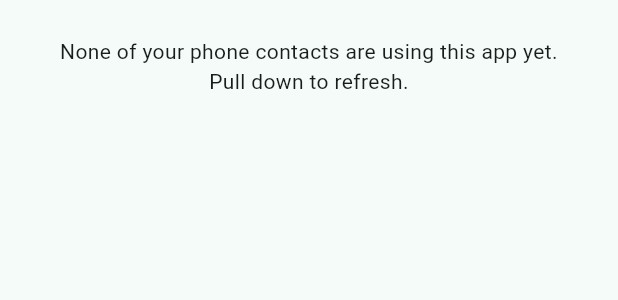
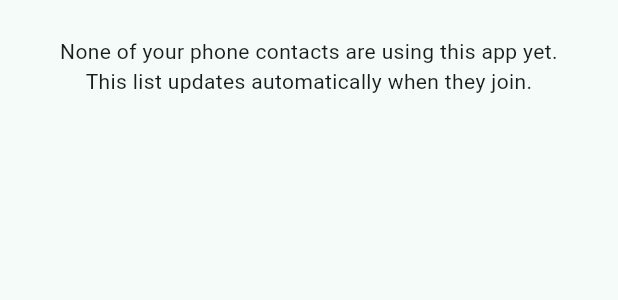
Before and after one commit to qriazahmed5-prog/may31-app, a Flutter app: the ChatsTabContent widget shown alone on an empty page, opened directly, on a phone screen of 412 x 824 dp. Shown: the top 300 px of the screen. Run offline on Flutter 3.47's test engine with Material 3 defaults, Android fonts, the phone set to English and light mode, and no system bars; our stand-ins replace audioplayers, emoji_picker_flutter, file_picker, firebase_auth, firebase_core, firebase_database and 5 more; missing offline and left inert: flutter_webrtc, record; accounts and stored records are empty.

Commit message:
Update main.dart

```diff
--- a/lib/main.dart
+++ b/lib/main.dart
@@ -81,10 +81,9 @@ String generateInviteCode() {
   return List.generate(6, (_) => chars[rnd.nextInt(chars.length)]).join();
 }
 
-Future<List<Map<String, dynamic>>> getMatchedAppUsers(String currentUid) async {
+Future<Set<String>> getMyContactNumbers() async {
   bool granted = await FlutterContacts.requestPermission();
-  if (!granted) return [];
-
+  if (!granted) return {};
   List<Contact> contacts = await FlutterContacts.getContacts(withProperties: true);
   Set<String> contactNumbers = {};
   for (var c in contacts) {
@@ -92,6 +91,12 @@ Future<List<Map<String, dynamic>>> getMatchedAppUsers(String currentUid) async {
       contactNumbers.add(normalizePhone(p.number));
     }
   }
+  return contactNumbers;
+}
+
+Future<List<Map<String, dynamic>>> getMatchedAppUsers(String currentUid) async {
+  final contactNumbers = await getMyContactNumbers();
+  if (contactNumbers.isEmpty) return [];
 
   final dbRef = FirebaseDatabase.instance.ref();
   final snapshot = await dbRef.child('users').get();
@@ -482,7 +487,7 @@ class SettingsScreen extends StatelessWidget {
   }
 }
 
-// ---------------- Chats Tab ----------------
+// ---------------- Chats Tab (Real-time contacts refresh) ----------------
 class ChatsTabContent extends StatefulWidget {
   const ChatsTabContent({super.key});
 
@@ -493,32 +498,38 @@ class ChatsTabContent extends StatefulWidget {
 class _ChatsTabContentState extends State<ChatsTabContent> {
   final currentUid = FirebaseAuth.instance.currentUser?.uid ?? '';
   final dbRef = FirebaseDatabase.instance.ref();
-  bool _loading = true;
-  List<Map<String, dynamic>> _matchedUsers = [];
+  bool _loadingContacts = true;
+  Set<String> _myContactNumbers = {};
   Set<String> _hiddenChats = {};
+  StreamSubscription? _hiddenSub;
 
   @override
   void initState() {
     super.initState();
-    _load();
-  }
-
-  Future<void> _load() async {
-    setState(() => _loading = true);
-    final users = await getMatchedAppUsers(currentUid);
-    final hiddenSnap = await dbRef.child('users').child(currentUid).child('hiddenChats').get();
-    Set<String> hidden = {};
-    if (hiddenSnap.exists && hiddenSnap.value != null) {
-      Map<dynamic, dynamic> map = hiddenSnap.value as Map<dynamic, dynamic>;
-      hidden = map.keys.map((e) => e.toString()).toSet();
-    }
+    _loadContacts();
+    _listenHiddenChats();
+  }
+
+  Future<void> _loadContacts() async {
+    setState(() => _loadingContacts = true);
+    final numbers = await getMyContactNumbers();
     if (mounted) {
       setState(() {
-        _matchedUsers = users;
-        _hiddenChats = hidden;
-        _loading = false;
-      });
-    }
+        _myContactNumbers = numbers;
+        _loadingContacts = false;
+      });
+    }
+  }
+
+  void _listenHiddenChats() {
+    _hiddenSub = dbRef.child('users').child(currentUid).child('hiddenChats').onValue.listen((event) {
+      Set<String> hidden = {};
+      if (event.snapshot.value != null) {
+        Map<dynamic, dynamic> map = event.snapshot.value as Map<dynamic, dynamic>;
+        hidden = map.keys.map((e) => e.toString()).toSet();
+      }
+      if (mounted) setState(() => _hiddenChats = hidden);
+    });
   }
 
   String _chatIdFor(String peerUid) {
@@ -530,26 +541,53 @@ class _ChatsTabContentState extends State<ChatsTabContent> {
   Future<void> _deleteChat(String peerUid) async {
     final chatId = _chatIdFor(peerUid);
     await dbRef.child('users').child(currentUid).child('hiddenChats').child(chatId).set(true);
-    setState(() {
-      _hiddenChats.add(chatId);
-    });
+  }
+
+  @override
+  void dispose() {
+    _hiddenSub?.cancel();
+    super.dispose();
   }
 
   @override
   Widget build(BuildContext context) {
-    if (_loading) return const Center(child: CircularProgressIndicator());
-    final visibleUsers = _matchedUsers
+    if (_loadingContacts) return const Center(child: CircularProgressIndicator());
+
+    // Real-time listen to all app users, filter against cached contact numbers.
+    // This means a newly-registered contact appears automatically without manual refresh.
+    return StreamBuilder(
+      stream: dbRef.child('users').onValue,
+      builder: (context, AsyncSnapshot<DatabaseEvent> snapshot) {
+        List<Map<String, dynamic>> matchedUsers = [];
+        if (snapshot.hasData && snapshot.data!.snapshot.value != null) {
+          Map<dynamic, dynamic> map = snapshot.data!.snapshot.value as Map<dynamic, dynamic>;
+          for (var entry in map.values) {
+            final user = entry as Map<dynamic, dynamic>;
+            if (user['uid'] == currentUid) continue;
+            final userPhone = user['phone'] ?? '';
+            if (_myContactNumbers.contains(normalizePhone(userPhone))) {
+              matchedUsers.add({
+                'uid': user['uid'],
+                'phone': user['phone'] ?? 'Unknown',
+                'photo': user['photo'],
+              });
+            }
+          }
+        }
+
+        final visibleUsers = matchedUsers
             .where((u) => !_hiddenChats.contains(_chatIdFor(u['uid'])))
             .toList();
+
         return RefreshIndicator(
-      onRefresh: _load,
+          onRefresh: _loadContacts,
           child: visibleUsers.isEmpty
               ? ListView(
                   children: const [
                     Padding(
                       padding: EdgeInsets.all(24.0),
                       child: Text(
-                    'None of your phone contacts are using this app yet.\nPull down to refresh.',
+                        'None of your phone contacts are using this app yet.\nThis list updates automatically when they join.',
                         textAlign: TextAlign.center,
                       ),
                     ),
@@ -602,12 +640,14 @@ class _ChatsTabContentState extends State<ChatsTabContent> {
                                 peerName: user['phone'] ?? 'Unknown',
                               ),
                             ),
-                      ).then((_) => _load());
-                    },
-                  ),
-                );
-              },
-            ),
+                          );
+                        },
+                      ),
+                    );
+                  },
+                ),
+        );
+      },
     );
   }
 }
@@ -1110,12 +1150,10 @@ class _GroupChatScreenState extends State<GroupChatScreen> {
   String? _replyToText;
   String? _replyToSender;
 
-  // ---- P2P mesh for media sharing ----
   final Map<String, RTCPeerConnection> _peerConns = {};
   final Map<String, RTCDataChannel> _dataChannels = {};
   final Map<String, bool> _channelReady = {};
   StreamSubscription? _presenceSub;
-  StreamSubscription? _membersSub;
   Set<String> _presentMembers = {};
   List<String> _allMemberUids = [];
 
@@ -1130,19 +1168,16 @@ class _GroupChatScreenState extends State<GroupChatScreen> {
   }
 
   void _setupPresenceAndMesh() async {
-    // Mark self as present in this group chat
     final presenceRef = _dbRef.child('groups').child(widget.groupId).child('presence').child(currentUid);
     await presenceRef.set(true);
     presenceRef.onDisconnect().remove();
 
-    // Load member list once
     final groupSnap = await _dbRef.child('groups').child(widget.groupId).child('members').get();
     if (groupSnap.exists && groupSnap.value != null) {
       Map<dynamic, dynamic> map = groupSnap.value as Map<dynamic, dynamic>;
       _allMemberUids = map.keys.map((e) => e.toString()).where((u) => u != currentUid).toList();
     }
 
-    // Listen for who else is currently present -> establish P2P connection with them
     _presenceSub = _dbRef
         .child('groups')
         .child(widget.groupId)
@@ -1160,8 +1195,6 @@ class _GroupChatScreenState extends State<GroupChatScreen> {
       }
       _presentMembers = present;
     });
-
-    _listenForNewMessages();
   }
 
   void _connectToPeer(String peerUid) async {
@@ -1546,12 +1579,6 @@ class _GroupChatScreenState extends State<GroupChatScreen> {
     );
   }
 
-  void _listenForNewMessages() {
-    _dbRef.child('groups').child(widget.groupId).child('messages').onValue.listen((event) {
-      // handled via StreamBuilder in build(); this listener only tracks count for notification sound
-    });
-  }
-
   Widget _buildReplyPreviewInBubble(Map item) {
     if (item['replyToText'] == null) return const SizedBox.shrink();
     return Container(
@@ -1698,7 +1725,6 @@ class _GroupChatScreenState extends State<GroupChatScreen> {
   @override
   void dispose() {
     _presenceSub?.cancel();
-    _membersSub?.cancel();
     _dbRef.child('groups').child(widget.groupId).child('presence').child(currentUid).remove();
     for (var conn in _peerConns.values) {
       conn.close();
@@ -2349,7 +2375,7 @@ class AboutScreen extends StatelessWidget {
   }
 }
 
-// ---------------- Private Chat Screen (1-on-1) ----------------
+// ---------------- Private Chat Screen (1-on-1, with message search) ----------------
 class ChatScreen extends StatefulWidget {
   final String peerUid;
   final String peerName;
@@ -2363,6 +2389,7 @@ class _ChatScreenState extends State<ChatScreen> with WidgetsBindingObserver {
   final String currentUid = FirebaseAuth.instance.currentUser?.uid ?? '';
   final DatabaseReference _dbRef = FirebaseDatabase.instance.ref();
   final TextEditingController _msgController = TextEditingController();
+  final TextEditingController _searchController = TextEditingController();
   final AudioPlayer _notifPlayer = AudioPlayer();
   late String chatId;
   int _lastMessageCount = 0;
@@ -2371,6 +2398,8 @@ class _ChatScreenState extends State<ChatScreen> with WidgetsBindingObserver {
   bool _peerTyping = false;
   bool _iBlockedPeer = false;
   bool _checkedBlockStatus = false;
+  bool _showSearch = false;
+  String _searchQuery = '';
 
   String? _replyToId;
   String? _replyToText;
@@ -3128,6 +3157,7 @@ class _ChatScreenState extends State<ChatScreen> with WidgetsBindingObserver {
     _fileChannel?.close();
     _fileConn?.close();
     _audioRecorder.dispose();
+    _searchController.dispose();
     super.dispose();
   }
 
@@ -3135,7 +3165,19 @@ class _ChatScreenState extends State<ChatScreen> with WidgetsBindingObserver {
   Widget build(BuildContext context) {
     return Scaffold(
       appBar: AppBar(
-        title: Column(
+        title: _showSearch
+            ? TextField(
+                controller: _searchController,
+                autofocus: true,
+                style: const TextStyle(color: Colors.white),
+                decoration: const InputDecoration(
+                  hintText: 'Search messages...',
+                  hintStyle: TextStyle(color: Colors.white70),
+                  border: InputBorder.none,
+                ),
+                onChanged: (val) => setState(() => _searchQuery = val.toLowerCase()),
+              )
+            : Column(
                 crossAxisAlignment: CrossAxisAlignment.start,
                 mainAxisSize: MainAxisSize.min,
                 children: [
@@ -3147,6 +3189,19 @@ class _ChatScreenState extends State<ChatScreen> with WidgetsBindingObserver {
               ),
         actions: [
           IconButton(
+            icon: Icon(_showSearch ? Icons.close : Icons.search),
+            onPressed: () {
+              setState(() {
+                _showSearch = !_showSearch;
+                if (!_showSearch) {
+                  _searchController.clear();
+                  _searchQuery = '';
+                }
+              });
+            },
+          ),
+          if (!_showSearch) ...[
+            IconButton(
               icon: const Icon(Icons.call),
               onPressed: () => _startCall(false),
             ),
@@ -3166,6 +3221,7 @@ class _ChatScreenState extends State<ChatScreen> with WidgetsBindingObserver {
                   ),
                 ],
               ),
+          ],
         ],
       ),
       body: Column(
@@ -3199,23 +3255,31 @@ class _ChatScreenState extends State<ChatScreen> with WidgetsBindingObserver {
                 if (snapshot.hasData && snapshot.data!.snapshot.value != null) {
                   Map<dynamic, dynamic> map =
                       snapshot.data!.snapshot.value as Map<dynamic, dynamic>;
-                  List<MapEntry<dynamic, dynamic>> entries = map.entries.toList();
-                  entries.sort((a, b) => (a.value['timestamp'] ?? 0)
-                      .compareTo(b.value['timestamp'] ?? 0));
-
-                  entries = entries.where((e) {
-                    final deletedFor = e.value['deletedFor'] as Map<dynamic, dynamic>?;
-                    return deletedFor == null || deletedFor[currentUid] != true;
+                  List<dynamic> list = map.values.toList();
+                  list.sort((a, b) =>
+                      (a['timestamp'] ?? 0).compareTo(b['timestamp'] ?? 0));
+
+                  if (_searchQuery.isNotEmpty) {
+                    list = list.where((item) {
+                      final type = item['type'] ?? 'text';
+                      if (type == 'text') {
+                        return (item['text'] ?? '').toString().toLowerCase().contains(_searchQuery);
+                      }
+                      return (item['fileName'] ?? '').toString().toLowerCase().contains(_searchQuery);
                     }).toList();
+                  }
+
+                  if (list.isEmpty && _searchQuery.isNotEmpty) {
+                    return const Center(child: Text('No messages match your search'));
+                  }
 
                   return ListView.builder(
-                    itemCount: entries.length,
+                    itemCount: list.length,
                     itemBuilder: (context, index) {
-                      var key = entries[index].key.toString();
-                      var item = entries[index].value;
+                      var item = list[index];
                       bool isMe = item['sender'] == currentUid;
                       return GestureDetector(
-                        onLongPress: () => _showMessageOptions(key, item),
+                        onLongPress: () => _setReply(item),
                         child: Align(
                           alignment:
                               isMe ? Alignment.centerRight : Alignment.centerLeft,
```
Lines whose indentation alone changed are shown as unchanged.
